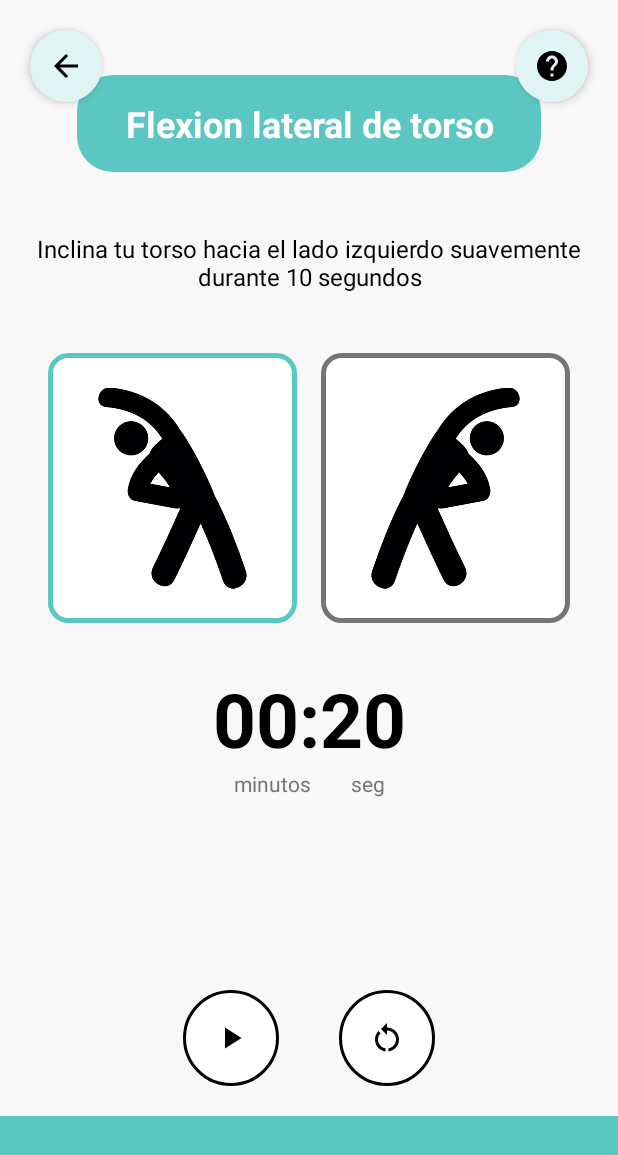
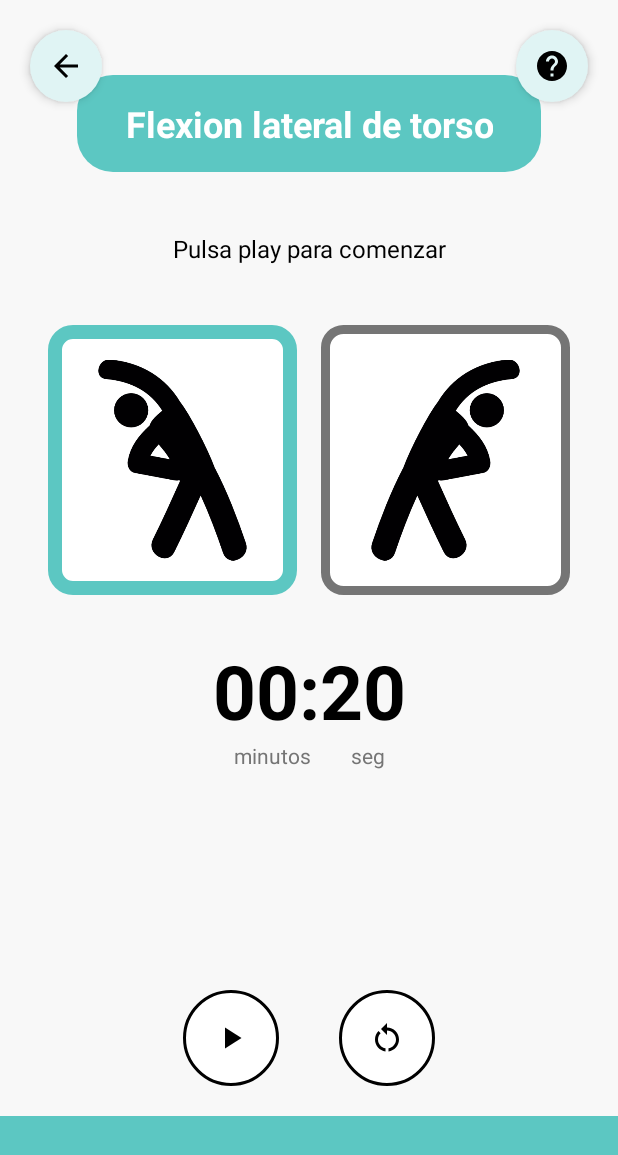
Before and after one commit to EdisonJA98/DSM_Proyecto_UniBalance, an Android app: the EstiramientoActivity screen opened directly, with no data from a screen before it, after a tap on "Botón de reiniciar", on a phone screen of 412 x 824 dp. Shown: the top 1155 px of the screen. Run offline under Robolectric (Android 15) with nearby library versions, the phone set to English and light mode, and no system bars; 2 other taps on this screen came first.

Commit message:
Avance de la opcion de Pausas Activas - Rutinas de entrenamiento - completado

```diff
--- a/app/src/main/java/com/example/dsmproyecto/ui/activebreak/stretchingexercises/EstiramientoActivity.kt
+++ b/app/src/main/java/com/example/dsmproyecto/ui/activebreak/stretchingexercises/EstiramientoActivity.kt
@@ -13,45 +13,50 @@ import com.example.dsmproyecto.R
 
 class EstiramientoActivity : AppCompatActivity() {
 
-    // Duración de la pausa: 20 segundos. Dividida en 10s por lado (500ms extra para iniciar en 20s)
+    // Duración total de la pausa: 20 segundos (+500ms de buffer para visualización)
     private val TOTAL_TIME_MS: Long = 20500
-    private val SWITCH_TIME_MS: Long = 10000 // El cambio ocurre a los 10 segundos
+    // Punto de cambio de ejercicio: a los 10 segundos
+    private val SWITCH_TIME_MS: Long = 10000
 
     private var timeLeftMS: Long = TOTAL_TIME_MS
     private lateinit var countDownTimer: CountDownTimer
     private var isTimerRunning = false
+
+    // Referencias de UI
     private lateinit var btnPausePlay: ImageButton
-
-    // Vistas de Imagen para el estiramiento
+    private lateinit var tvInstruccion: TextView
     private lateinit var ivPasoIzquierdo: ImageView
     private lateinit var ivPasoDerecho: ImageView
 
-    // Tiempo de referencia para saber cuándo cambiar el paso
-    private var currentStep: Int = 1 // 1 = Izquierda (Paso 1), 2 = Derecha (Paso 2)
+    // Estado actual: 1 = Izquierda (Paso 1), 2 = Derecha (Paso 2)
+    private var currentStep: Int = 1
 
     override fun onCreate(savedInstanceState: Bundle?) {
         super.onCreate(savedInstanceState)
         setContentView(R.layout.activity_estiramiento)
 
-        // Inicializar vistas de estiramiento
+        // Inicializar vistas
         ivPasoIzquierdo = findViewById(R.id.iv_paso_izquierdo)
         ivPasoDerecho = findViewById(R.id.iv_paso_derecho)
+        tvInstruccion = findViewById(R.id.tv_instruccion)
 
-        // 1. Configurar el botón de retroceso (usando el diálogo reutilizable)
+        // 1. Configurar el botón de retroceso (Back Button)
         findViewById<View>(R.id.btn_back).setOnClickListener {
             showExitConfirmationDialog()
         }
 
         // 2. Configurar el botón de Ayuda
         findViewById<View>(R.id.btn_help).setOnClickListener {
-            // CONEXIÓN DE AYUDA: Creamos y mostramos el dialogo local de ayuda
             val dialog = AyudaEstiramientoDialog()
             dialog.show(supportFragmentManager, "AyudaEstiramiento")
         }
 
-        // 3. Configurar Temporizador y Controles
+        // 3. Configurar Temporizador y Controles iniciales
         updateTimerText()
         setupTimerControls()
+
+        // 💡 MEJORA 1: Mensaje inicial claro
+        tvInstruccion.text = "Pulsa play para comenzar"
     }
 
     /**
@@ -62,38 +67,58 @@ class EstiramientoActivity : AppCompatActivity() {
     }
 
     /**
-     * Muestra el diálogo de confirmación de salida y pausa el temporizador.
+     * Muestra el diálogo de confirmación de salida y pausa el temporizador si está corriendo.
      */
     private fun showExitConfirmationDialog() {
         if (isTimerRunning) {
             pauseTimer()
         }
-        // Llamamos a la clase local
         val dialog = ConfirmExitEstiramientoDialog()
         dialog.show(supportFragmentManager, "ConfirmExitEstiramiento")
     }
 
     /**
-     * Alterna la imagen activa (borde turquesa) y la inactiva (borde gris).
+     * Cambia visualmente el paso activo (borde turquesa vs borde gris).
      */
     private fun switchStep(step: Int) {
+        currentStep = step
         if (step == 1) {
-            // Paso 1: Activar Izquierda, Desactivar Derecha
+            // Paso 1 Activo (Izquierda)
             ivPasoIzquierdo.setBackgroundResource(R.drawable.bg_paso_activo)
             ivPasoDerecho.setBackgroundResource(R.drawable.bg_paso_inactivo)
-            findViewById<TextView>(R.id.tv_instruccion).text = "Inclina tu torso hacia el lado izquierdo suavemente durante 10 segundos"
-
         } else if (step == 2) {
-            // Paso 2: Desactivar Izquierda, Activar Derecha
+            // Paso 2 Activo (Derecha)
             ivPasoIzquierdo.setBackgroundResource(R.drawable.bg_paso_inactivo)
             ivPasoDerecho.setBackgroundResource(R.drawable.bg_paso_activo)
-            findViewById<TextView>(R.id.tv_instruccion).text = "Cambio. Inclina tu torso hacia el lado derecho suavemente durante 10 segundos"
         }
-        currentStep = step
     }
 
     /**
-     * Crea y arranca el temporizador de cuenta regresiva.
+     * 💡 MEJORA 3: Actualiza el texto con cuenta regresiva dinámica.
+     * Se llama cada segundo dentro del temporizador.
+     */
+    private fun updateInstructionWithTime() {
+        // Calculamos segundos restantes para el paso actual
+        val secondsRemainingInStep = if (currentStep == 1) {
+            // Si estamos en el paso 1 (primeros 10s), restamos el tiempo de cambio
+            (timeLeftMS - SWITCH_TIME_MS) / 1000
+        } else {
+            // Si estamos en el paso 2 (últimos 10s), es el tiempo restante total
+            timeLeftMS / 1000
+        }
+
+        // Evitamos números negativos visuales
+        val secondsDisplay = if (secondsRemainingInStep < 0) 0 else secondsRemainingInStep
+
+        if (currentStep == 1) {
+            tvInstruccion.text = "Inclina tu torso hacia el lado izquierdo suavemente durante ${secondsDisplay}s"
+        } else {
+            tvInstruccion.text = "Cambio. Inclina tu torso hacia el lado derecho suavemente durante ${secondsDisplay}s"
+        }
+    }
+
+    /**
+     * Inicia el temporizador.
      */
     private fun startTimer() {
         countDownTimer = object : CountDownTimer(timeLeftMS, 1000) {
@@ -102,12 +127,13 @@ class EstiramientoActivity : AppCompatActivity() {
                 timeLeftMS = millisUntilFinished
                 updateTimerText()
 
-                // Lógica de ROTACIÓN DE PASOS:
-                // Si el tiempo restante es <= 10.5 segundos, cambiamos al Paso 2
-                // La lógica actual asume que 20s = Paso 1 y 10s = Paso 2
+                // Lógica de cambio de paso: Si quedan 10s o menos, pasamos al paso 2
                 if (millisUntilFinished <= SWITCH_TIME_MS && currentStep == 1) {
                     switchStep(2)
                 }
+
+                // 💡 Actualizar texto dinámico cada segundo
+                updateInstructionWithTime()
             }
 
             override fun onFinish() {
@@ -115,18 +141,24 @@ class EstiramientoActivity : AppCompatActivity() {
                 updateTimerText()
                 isTimerRunning = false
                 btnPausePlay.setImageResource(R.drawable.ic_play)
-                Toast.makeText(this@EstiramientoActivity, "Rutina de estiramiento finalizada", Toast.LENGTH_LONG).show()
-                // Al finalizar, restablecemos la vista al Paso 1
+
+                tvInstruccion.text = "Rutina finalizada. ¡Bien hecho!"
+                Toast.makeText(this@EstiramientoActivity, "Rutina finalizada", Toast.LENGTH_LONG).show()
+
+                // Reiniciamos visualmente al paso 1
                 switchStep(1)
             }
         }.start()
 
         isTimerRunning = true
         btnPausePlay.setImageResource(R.drawable.ic_pause)
+
+        // Actualización inmediata del texto al dar Play
+        updateInstructionWithTime()
     }
 
     /**
-     * Actualiza el TextView con el tiempo restante formateado a "mm:ss".
+     * Formatea y muestra el tiempo en el reloj digital (00:XX).
      */
     private fun updateTimerText() {
         val seconds = (timeLeftMS / 1000) % 60
@@ -136,7 +168,7 @@ class EstiramientoActivity : AppCompatActivity() {
     }
 
     /**
-     * Pausa el temporizador y actualiza el icono a Play.
+     * Pausa el temporizador y muestra el mensaje de pausa.
      */
     private fun pauseTimer() {
         if (::countDownTimer.isInitialized) {
@@ -144,19 +176,23 @@ class EstiramientoActivity : AppCompatActivity() {
         }
         isTimerRunning = false
         btnPausePlay.setImageResource(R.drawable.ic_play)
+
+        // 💡 MEJORA 2: Mensaje de retroalimentación de pausa
+        tvInstruccion.text = "Entrenamiento pausado, pulse play para continuar"
     }
 
     /**
-     * Inicializa los controles de la interfaz (Play/Pausa/Reiniciar).
+     * Configura los listeners de los botones de control.
      */
     private fun setupTimerControls() {
         btnPausePlay = findViewById(R.id.btn_pause_play)
         val btnRestart = findViewById<ImageButton>(R.id.btn_restart)
 
-        // Inicializamos la UI y el estado de rotación al Paso 1 (Play Inactivo)
+        // Estado inicial
         btnPausePlay.setImageResource(R.drawable.ic_play)
-        switchStep(1) // Asegura que el Paso 1 esté activo y se muestre la instrucción correcta
+        switchStep(1)
 
+        // Botón PAUSA / PLAY
         btnPausePlay.setOnClickListener {
             if (isTimerRunning) {
                 pauseTimer()
@@ -165,13 +201,17 @@ class EstiramientoActivity : AppCompatActivity() {
             }
         }
 
+        // Botón REINICIAR
         btnRestart.setOnClickListener {
-            pauseTimer()
+            pauseTimer() // Detiene y pone mensaje de pausa (que sobreescribiremos abajo)
+
             timeLeftMS = TOTAL_TIME_MS
             updateTimerText()
-            // Al reiniciar, volvemos al Paso 1
             switchStep(1)
             btnPausePlay.setImageResource(R.drawable.ic_play)
+
+            // 💡 Restaurar mensaje inicial al reiniciar
+            tvInstruccion.text = "Pulsa play para comenzar"
         }
     }
 }
--- a/app/src/main/res/drawable/bg_paso_activo.xml
+++ b/app/src/main/res/drawable/bg_paso_activo.xml
@@ -4,7 +4,7 @@
 
     <solid android:color="@color/white" />
     <stroke
-        android:width="3dp"
+        android:width="9dp"
         android:color="@color/color_accent_primary" />
     <corners android:radius="12dp" />
 
--- a/app/src/main/res/drawable/bg_paso_inactivo.xml
+++ b/app/src/main/res/drawable/bg_paso_inactivo.xml
@@ -4,7 +4,7 @@
 
     <solid android:color="@color/white" />
     <stroke
-        android:width="3dp"
+        android:width="6dp"
         android:color="@color/gray_subtitle" />
     <corners android:radius="12dp" />
 
```
